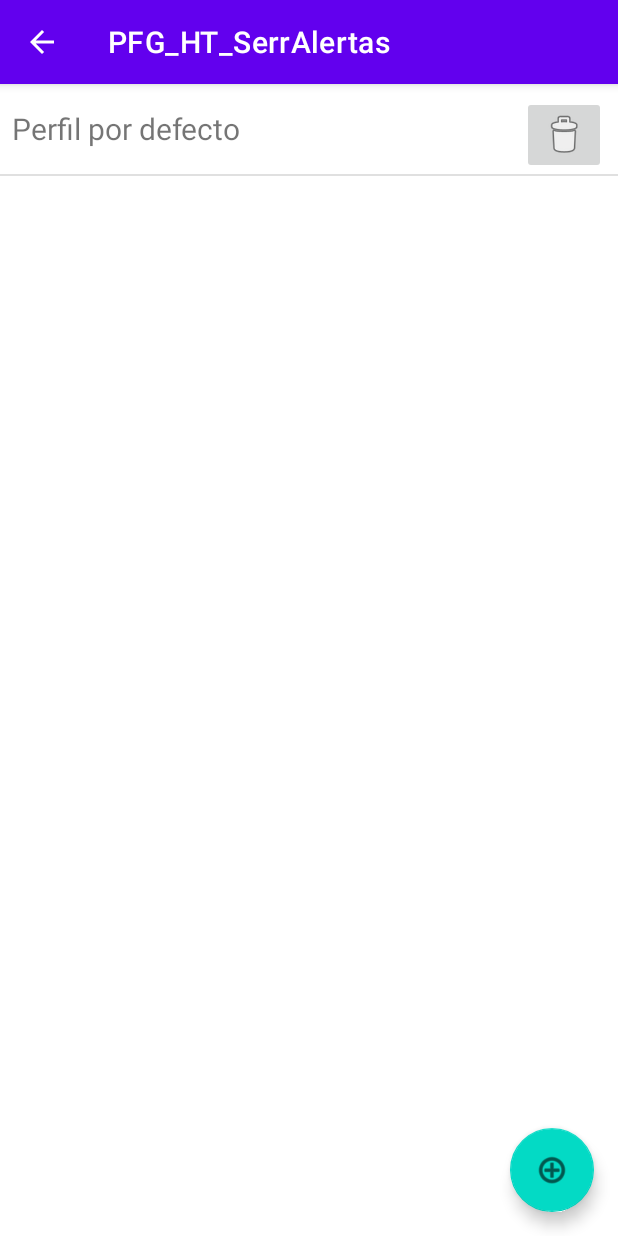
After one commit to AdrianCoso/PFG_HT_SerrAlertas, an Android app: the PerfilesActivity screen opened directly, with no data from a screen before it, on a phone screen of 412 x 824 dp. The commit adds this screen. Run offline under Robolectric (Android 15) with nearby library versions, the phone set to English and light mode, and no system bars.

Commit message:
Añade pantalla de administración de perfiles

```diff
--- a/app/src/main/java/dam/coso/pfg_ht_serralertas/MainActivity.java
+++ b/app/src/main/java/dam/coso/pfg_ht_serralertas/MainActivity.java
@@ -86,11 +86,12 @@ public class MainActivity extends AppCompatActivity {
     @Override
     public boolean onOptionsItemSelected(@NonNull MenuItem item) {
         int id = item.getItemId();
+        Intent i;
         switch (id) {
             case R.id.MnOpBluetooth:
                 Log.d(TAG, "Pulsada opción bluetooth" );
                 // Crear el intent para ir a la actividad que gestiona el bluetooth
-                Intent i = new Intent(this, BtConfigActivity.class);
+                i = new Intent(this, BtConfigActivity.class);
                 startActivity(i);
                 return true;
 
@@ -101,6 +102,9 @@ public class MainActivity extends AppCompatActivity {
 
             case R.id.MnOpProfile:
                 Log.d(TAG,"Pulsada opción perfiles");
+                // Crear el intent para ir a la actividad con un listado de los perfiles
+                i = new Intent(this, PerfilesActivity.class);
+                startActivity(i);
                 return true;
 
             default:
--- /dev/null
+++ b/app/src/main/java/dam/coso/pfg_ht_serralertas/PerfilesActivity.java
@@ -0,0 +1,79 @@
+package dam.coso.pfg_ht_serralertas;
+
+import android.content.DialogInterface;
+import android.os.Bundle;
+import android.view.LayoutInflater;
+import android.view.View;
+import android.widget.EditText;
+import android.widget.ListView;
+
+import androidx.appcompat.app.AlertDialog;
+import androidx.appcompat.app.AppCompatActivity;
+
+import com.google.android.material.floatingactionbutton.FloatingActionButton;
+
+import java.util.ArrayList;
+
+import dam.coso.pfg_ht_serralertas.adapters.PerfilesListAdapter;
+import dam.coso.pfg_ht_serralertas.data.DbAlertas;
+import dam.coso.pfg_ht_serralertas.entidades.Perfil;
+
+public class PerfilesActivity extends AppCompatActivity {
+    DbAlertas db;
+    ArrayList<Perfil> listaPerfiles = new ArrayList<>();
+
+    @Override
+    protected void onCreate(Bundle savedInstanceState) {
+        super.onCreate(savedInstanceState);
+        setContentView(R.layout.activity_perfiles);
+
+        // Abrir la base de datos
+        db = new DbAlertas(getApplicationContext());
+
+        // Inicializar la lista
+        ListView lvPerfiles = (ListView) findViewById(R.id.lv_perfiles);
+
+        db.cargarPerfilesALista(listaPerfiles);
+        PerfilesListAdapter adapter = new PerfilesListAdapter(listaPerfiles);
+        lvPerfiles.setAdapter(adapter);
+
+        // Funcionalidad del botón para agregar perfiles
+        FloatingActionButton fabAgregarPerfil = (FloatingActionButton) findViewById(R.id.fab_agregar_perfil);
+        fabAgregarPerfil.setOnClickListener(new View.OnClickListener() {
+            @Override
+            public void onClick(View v) {
+                mostrarDialogoNuevoPerfil();
+            }
+        });
+    }
+
+    /**
+     * Muestra un cuadro de diálogo para agregar un nuevo perfil.
+     * El perfil se crea con el nombre seleccionado por el usuario y cuatro alertas predeterminadas.
+     */
+    private void mostrarDialogoNuevoPerfil() {
+        AlertDialog.Builder builder = new AlertDialog.Builder(this);
+        LayoutInflater inflater = getLayoutInflater();
+        View vistaDialogo = inflater.inflate(R.layout.layout_dialogo_nuevo_perfil, null);
+        builder.setView(vistaDialogo);
+        final EditText etNombreNuevoPerfil = (EditText) vistaDialogo.findViewById(R.id.et_nombre_nuevo_perfil);
+        builder.setPositiveButton(R.string.btn_agregar_nuevo_perfil, new DialogInterface.OnClickListener() {
+            @Override
+            public void onClick(DialogInterface dialog, int which) {
+                String nombrePerfil = etNombreNuevoPerfil.getText().toString();
+
+                db.insertarPerfil(nombrePerfil);
+                db.cargarPerfilesALista(listaPerfiles);
+            }
+        });
+        builder.setNegativeButton(R.string.btn_cancelar_nuevo_perfil, new DialogInterface.OnClickListener() {
+            @Override
+            public void onClick(DialogInterface dialog, int which) {
+                // No se hace nada. Simplemente se cierra el diálogo.
+            }
+        });
+
+        AlertDialog dialog = builder.create();
+        dialog.show();
+    }
+}
--- /dev/null
+++ b/app/src/main/java/dam/coso/pfg_ht_serralertas/adapters/PerfilesListAdapter.java
@@ -0,0 +1,77 @@
+package dam.coso.pfg_ht_serralertas.adapters;
+
+import android.view.LayoutInflater;
+import android.view.View;
+import android.view.ViewGroup;
+import android.widget.BaseAdapter;
+import android.widget.ImageButton;
+import android.widget.TextView;
+
+import androidx.appcompat.app.AlertDialog;
+
+import java.util.ArrayList;
+
+import dam.coso.pfg_ht_serralertas.R;
+import dam.coso.pfg_ht_serralertas.data.DbAlertas;
+import dam.coso.pfg_ht_serralertas.entidades.Perfil;
+
+public class PerfilesListAdapter extends BaseAdapter {
+    ArrayList<Perfil> listaPerfiles;
+    DbAlertas db;
+
+    public PerfilesListAdapter(ArrayList<Perfil> listaPerfiles) {
+        this.listaPerfiles = listaPerfiles;
+    }
+
+    @Override
+    public int getCount() {
+        return listaPerfiles.size();
+    }
+
+    @Override
+    public Perfil getItem(int position) {
+        return listaPerfiles.get(position);
+    }
+
+    @Override
+    public long getItemId(int position) {
+        return listaPerfiles.get(position).getIdPerfil();
+    }
+
+    @Override
+    public View getView(int position, View convertView, ViewGroup parent) {
+        LayoutInflater inflater = LayoutInflater.from(parent.getContext());
+
+        View view = inflater.inflate(R.layout.item_perfil, parent, false);
+
+        TextView tvNombrePerfilLista = (TextView) view.findViewById(R.id.tv_nombre_perfil_lista);
+        tvNombrePerfilLista.setText(listaPerfiles.get(position).getNombre());
+
+        ImageButton ibBorrarPerfil = (ImageButton) view.findViewById(R.id.ib_borrar_perfil);
+        ibBorrarPerfil.setOnClickListener(new View.OnClickListener() {
+            @Override
+            public void onClick(View v) {
+                new AlertDialog.Builder(view.getContext())
+                        .setTitle("Eliminar perfil")
+                        .setMessage("Se perderán todas las alertas asociadas al perfil. ¿Está seguro?")
+                        .setPositiveButton("Eliminar", (dialog, which) -> {
+
+                            long id = PerfilesListAdapter.this.getItemId(position);
+                            try (DbAlertas db = new DbAlertas(view.getContext())) {
+                                db.eliminarPefil(id);
+                                db.cargarPerfilesALista(listaPerfiles);
+                            } catch (Exception e) {
+                                e.printStackTrace();
+                            } finally {
+                                db.close();
+                            }
+                        })
+                        .setNegativeButton("Cancelar", null)
+                        .show();
+
+            }
+        });
+
+        return view;
+    }
+}
--- a/app/src/main/java/dam/coso/pfg_ht_serralertas/data/DbAlertas.java
+++ b/app/src/main/java/dam/coso/pfg_ht_serralertas/data/DbAlertas.java
@@ -88,7 +88,7 @@ public class DbAlertas extends DbHelper{
         return id;
     }
 
-    public boolean eliminarPefil(int id) {
+    public boolean eliminarPefil(long id) {
         boolean correcto = false;
 
         DbHelper dbHelper = DbHelper.getInstance(context);
@@ -118,6 +118,7 @@ public class DbAlertas extends DbHelper{
                 }
             }
             String where = builder.toString();
+
 
             db.delete(TABLE_ALERTAS, where, alarmas);
 
--- /dev/null
+++ b/app/src/main/res/layout/activity_perfiles.xml
@@ -0,0 +1,29 @@
+<?xml version="1.0" encoding="utf-8"?>
+<androidx.constraintlayout.widget.ConstraintLayout xmlns:android="http://schemas.android.com/apk/res/android"
+    xmlns:app="http://schemas.android.com/apk/res-auto"
+    xmlns:tools="http://schemas.android.com/tools"
+    android:layout_width="match_parent"
+    android:layout_height="match_parent"
+    tools:context=".PerfilesActivity">
+
+    <ListView
+        android:id="@+id/lv_perfiles"
+        android:layout_width="0dp"
+        android:layout_height="0dp"
+        app:layout_constraintBottom_toBottomOf="parent"
+        app:layout_constraintEnd_toEndOf="parent"
+        app:layout_constraintStart_toStartOf="parent"
+        app:layout_constraintTop_toTopOf="parent" />
+
+    <com.google.android.material.floatingactionbutton.FloatingActionButton
+        android:id="@+id/fab_agregar_perfil"
+        android:layout_width="wrap_content"
+        android:layout_height="wrap_content"
+        android:layout_marginEnd="16dp"
+        android:layout_marginBottom="16dp"
+        android:clickable="true"
+        android:contentDescription="@string/description_fab_nuevo_perfil"
+        app:layout_constraintBottom_toBottomOf="parent"
+        app:layout_constraintEnd_toEndOf="parent"
+        app:srcCompat="@android:drawable/ic_menu_add" />
+</androidx.constraintlayout.widget.ConstraintLayout>
--- /dev/null
+++ b/app/src/main/res/layout/item_perfil.xml
@@ -0,0 +1,30 @@
+<?xml version="1.0" encoding="utf-8"?>
+<androidx.constraintlayout.widget.ConstraintLayout xmlns:android="http://schemas.android.com/apk/res/android"
+    xmlns:app="http://schemas.android.com/apk/res-auto"
+    xmlns:tools="http://schemas.android.com/tools"
+    android:layout_width="match_parent"
+    android:layout_height="wrap_content">
+
+    <TextView
+        android:id="@+id/tv_nombre_perfil_lista"
+        android:layout_width="wrap_content"
+        android:layout_height="wrap_content"
+        android:layout_marginStart="8dp"
+        android:layout_marginTop="16dp"
+        android:text="TextView"
+        android:textSize="20sp"
+        app:layout_constraintStart_toStartOf="parent"
+        app:layout_constraintTop_toTopOf="parent"
+        tools:text="Perfil por defecto" />
+
+    <ImageButton
+        android:id="@+id/ib_borrar_perfil"
+        android:layout_width="wrap_content"
+        android:layout_height="wrap_content"
+        android:layout_marginTop="8dp"
+        android:layout_marginEnd="8dp"
+        app:layout_constraintEnd_toEndOf="parent"
+        app:layout_constraintTop_toTopOf="parent"
+        app:srcCompat="@android:drawable/ic_menu_delete" />
+
+</androidx.constraintlayout.widget.ConstraintLayout>
--- a/app/src/main/res/values/strings.xml
+++ b/app/src/main/res/values/strings.xml
@@ -14,4 +14,9 @@
     <string name="seleccion_audio">Sonido</string>
     <string name="texto_alerta">Texto</string>
     <string name="selecciona_picto">Pictograma</string>
+    <string name="titulo_nuevo_perfil">Nuevo perfil</string>
+    <string name="hint_nuevo_perfil">Nombre del perfil</string>
+    <string name="btn_cancelar_nuevo_perfil">Cancelar</string>
+    <string name="btn_agregar_nuevo_perfil">Agregar</string>
+    <string name="description_fab_nuevo_perfil">Agregar nuevo perfil</string>
 </resources>
```
Also changed, not shown: app/src/main/AndroidManifest.xml (+8 -0 lines), app/src/main/java/dam/coso/pfg_ht_serralertas/util/Sonido.java (deleted, +0 -67 lines), app/src/main/res/layout/layout_dialogo_nuevo_perfil.xml (added, +23 -0 lines).
